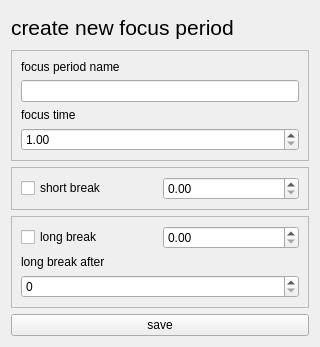
This is ui/edit_and_add_period.ui in dop14/monkmode as Qt 5 draws it before an edit. The edited form follows.
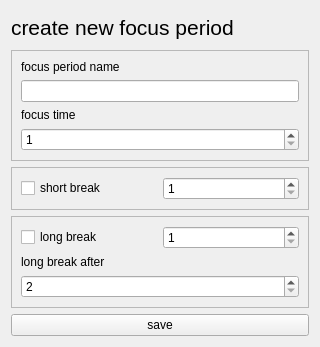
This is the edited form.

What changed in the file:
```diff
--- a/ui/edit_and_add_period.ui
+++ b/ui/edit_and_add_period.ui
@@ -53,12 +53,12 @@
        </widget>
       </item>
       <item>
-       <widget class="QDoubleSpinBox" name="focus_time_spinbox">
+       <widget class="QSpinBox" name="focus_time_spinbox">
         <property name="minimum">
-         <double>1.000000000000000</double>
+         <number>1</number>
         </property>
         <property name="maximum">
-         <double>1000.000000000000000</double>
+         <number>1000</number>
         </property>
        </widget>
       </item>
@@ -82,9 +82,12 @@
        </widget>
       </item>
       <item>
-       <widget class="QDoubleSpinBox" name="short_break_spinbox">
-        <property name="enabled">
-         <bool>true</bool>
+       <widget class="QSpinBox" name="short_break_spinbox">
+        <property name="minimum">
+         <number>1</number>
+        </property>
+        <property name="maximum">
+         <number>100</number>
         </property>
        </widget>
       </item>
@@ -110,7 +113,14 @@
          </widget>
         </item>
         <item>
-         <widget class="QDoubleSpinBox" name="long_break_spinbox"/>
+         <widget class="QSpinBox" name="long_break_spinbox">
+          <property name="minimum">
+           <number>1</number>
+          </property>
+          <property name="maximum">
+           <number>100</number>
+          </property>
+         </widget>
         </item>
        </layout>
       </item>
@@ -122,7 +132,14 @@
        </widget>
       </item>
       <item>
-       <widget class="QSpinBox" name="long_break_after_spinbox"/>
+       <widget class="QSpinBox" name="long_break_after_spinbox">
+        <property name="minimum">
+         <number>2</number>
+        </property>
+        <property name="maximum">
+         <number>100</number>
+        </property>
+       </widget>
       </item>
      </layout>
     </widget>
```
